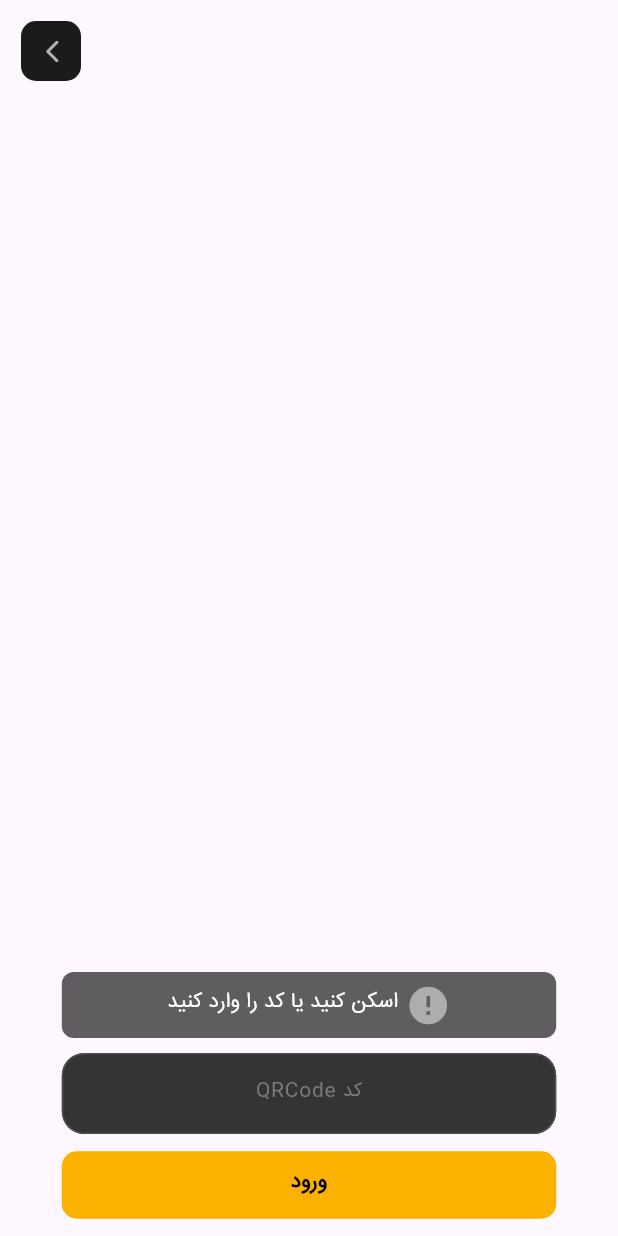
After one commit to moderndata-org/bamabin, a Flutter app: the SignInQrCodeScreen screen opened by its route, on a phone screen of 412 x 824 dp. The commit adds this screen. Run offline on Flutter 3.47's test engine with Material 3 defaults, Android fonts, the phone set to English and light mode, and no system bars; our stand-ins replace cached_network_image, carousel_slider, dots_indicator, get, get_storage; accounts and stored records are empty.

Commit message:
signin qr code

```diff
--- a/lib/constant/colors.dart
+++ b/lib/constant/colors.dart
@@ -10,6 +10,7 @@ Color cGrey = const Color.fromARGB(255, 178, 178, 178);
 Color cBgTextfield = Color.fromARGB(255, 52, 52, 52);
 Color cBgGener = Color.fromARGB(255, 66, 66, 66);
 Color cStrokeGrey = Color.fromARGB(255, 78, 78, 78);
+Color cIconGrey = Color.fromARGB(255, 173, 173, 173);
 Color cHint = const Color.fromARGB(255, 124, 124, 124);
 Color cSuccessColor = const Color.fromARGB(255, 29, 248, 13);
 Color cWarningColor = Colors.amber;
--- a/lib/routes/route.dart
+++ b/lib/routes/route.dart
@@ -1,4 +1,5 @@
 import 'package:bamabin/screens/forget_password_screen.dart';
+import 'package:bamabin/screens/signin_qrcode_screen.dart';
 import 'package:bamabin/screens/signin_screen.dart';
 import 'package:bamabin/screens/signup_screen.dart';
 import 'package:get/get.dart';
@@ -10,6 +11,7 @@ class Routes {
   static List<GetPage> get page => [
         GetPage(name: '/splash', page: () => const SplashScreen()),
         GetPage(name: '/signin', page: () => const SigninScreen()),
+        GetPage(name: '/signin-qrcode', page: () => const SignInQrCodeScreen()),
         GetPage(
             name: '/forgetpassword', page: () => const ForgetPasswordScreen()),
         GetPage(name: '/signup', page: () => const SignupScreen()),
--- /dev/null
+++ b/lib/screens/signin_qrcode_screen.dart
@@ -0,0 +1,68 @@
+import 'package:bamabin/widgets/MyTextField.dart';
+import 'package:flutter/material.dart';
+import 'package:get/get.dart';
+
+import '../constant/colors.dart';
+import '../widgets/MyTextButton.dart';
+
+class SignInQrCodeScreen extends StatelessWidget {
+  const SignInQrCodeScreen({Key? key}) : super(key: key);
+
+  @override
+  Widget build(BuildContext context) {
+    return SafeArea(
+        child: Scaffold(
+          body: Container(child: Column(
+            mainAxisAlignment: MainAxisAlignment.spaceBetween,
+            children: [
+              Row(children: [
+                Container(
+                  margin: EdgeInsets.only(top: 10, left: 10),
+                  child: MyTextButton(
+                      size: const Size(40, 40),
+                      onTap: () {},
+                      fgColor: cGrey,
+                      bgColor: cPrimaryDark,
+                      child: Icon(
+                        Icons.arrow_back_ios_new_rounded,
+                        color: cGrey,
+                      )),)
+              ],),
+              Container(),
+              Container(
+                margin: EdgeInsets.only(bottom: 10),
+                child: Column(children: [
+                  Container(
+                    padding: EdgeInsets.symmetric(vertical: 7),
+                    decoration: BoxDecoration(
+                      color: cPrimaryDark.withOpacity(0.7),
+                      borderRadius: BorderRadius.circular(8)
+                    ),
+                    width: Get.width * 0.8,
+                    child: Row(
+                      mainAxisAlignment: MainAxisAlignment.center,
+                      children: [
+                      Text("اسکن کنید یا کد را وارد کنید",style: TextStyle(color: Colors.white),),
+                      SizedBox(width: 5,),
+                      Icon(Icons.error,color: cIconGrey,size: 30,)
+                    ],),
+                  ),
+                  SizedBox(height: 10,),
+                  MyTextField(hint: "QRCode کد ",
+                    controller: new TextEditingController(),
+                    width: Get.width * .8,
+                    textAlign: TextAlign.center,
+                    textDirection: TextDirection.rtl,),
+                  SizedBox(height: 10,),
+                  MyTextButton(
+                    bgColor: cAccent,
+                    child: Text("ورود", style: TextStyle(
+                        color: Colors.black, fontWeight: FontWeight.bold),),
+                    onTap: () {},)
+                ],),)
+
+            ],
+          ),),
+        ));
+  }
+}
--- /dev/null
+++ b/lib/widgets/details_app_bar.dart
@@ -0,0 +1,14 @@
+import 'package:flutter/material.dart';
+import 'package:get/get.dart';
+
+class DetailsAppBar extends StatelessWidget {
+  const DetailsAppBar({Key? key}) : super(key: key);
+
+  @override
+  Widget build(BuildContext context) {
+    return Container(
+      width: Get.width,
+      height: 80,
+    );
+  }
+}
```
Also changed, not shown: pubspec.lock.
